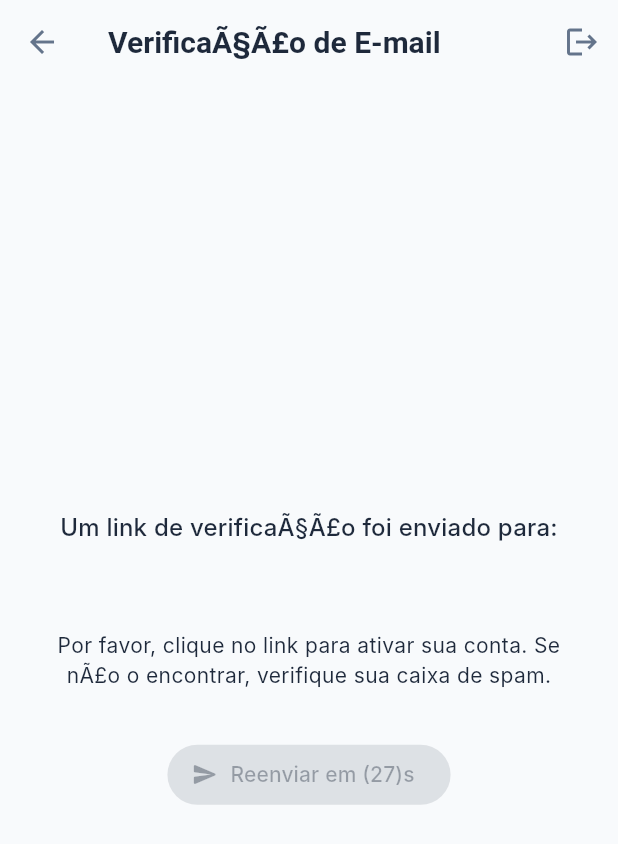
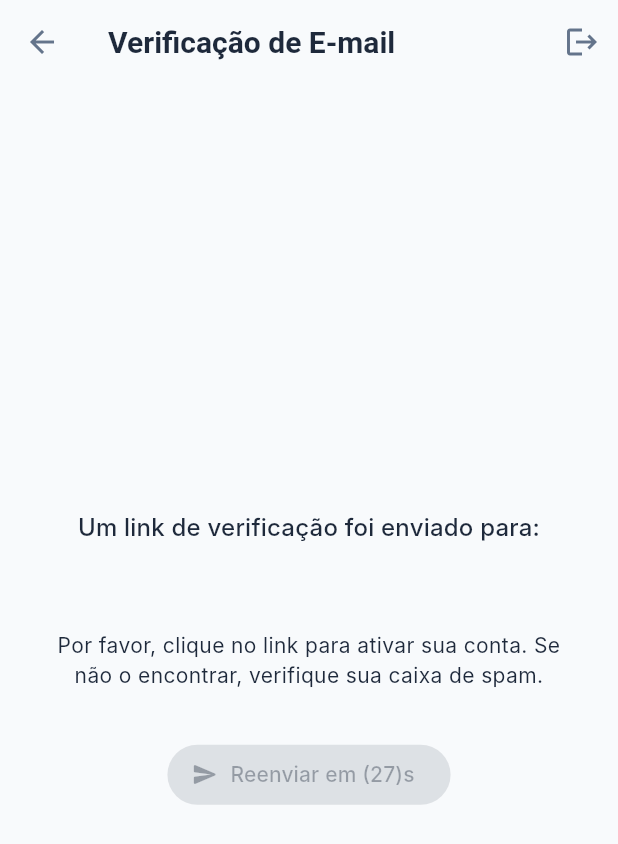
Before and after one commit to AdielsonMedeiros/controle-financeiro-flutter, a Flutter app: the VerifyEmailScreen screen opened directly, after a tap on the "logout" icon, on a phone screen of 412 x 824 dp. Shown: the top 844 px of the screen. Run offline on Flutter 3.47's test engine with Material 3 defaults, Android fonts, the light colour scheme and no system bars; our stand-ins replace cloud_firestore, csv, firebase_auth, firebase_core, fl_chart, google_sign_in and 4 more; accounts and stored records are empty; Roboto replaces fonts that are missing (Inter).

Commit message:
fix de letras bugadas resolvido

```diff
--- a/controle_financeiro_app/lib/screens/forgot_password_screen.dart
+++ b/controle_financeiro_app/lib/screens/forgot_password_screen.dart
@@ -23,9 +23,9 @@ class _ForgotPasswordScreenState extends State<ForgotPasswordScreen> {
     }
 
     setState(() => _isLoading = true);
-
     try {
-      await _authService.sendPasswordResetEmail(email: _emailController.text.trim());
+      await _authService.sendPasswordResetEmail(
+          email: _emailController.text.trim());
       _showSuccessDialog();
     } on FirebaseAuthException catch (e) {
       String message = 'Ocorreu um erro. Tente novamente.';
@@ -34,6 +34,7 @@ class _ForgotPasswordScreenState extends State<ForgotPasswordScreen> {
       } else if (e.code == 'invalid-email') {
         message = 'O formato do e-mail é inválido.';
       }
+
       _showErrorSnackbar(message);
     } catch (e) {
       _showErrorSnackbar('Ocorreu um erro inesperado.');
--- a/controle_financeiro_app/lib/screens/verify_email_screen.dart
+++ b/controle_financeiro_app/lib/screens/verify_email_screen.dart
@@ -1,7 +1,6 @@
 // lib/screens/verify_email_screen.dart
 
 import 'dart:async';
-
 import 'package:controle_financeiro_app/services/auth_service.dart';
 import 'package:firebase_auth/firebase_auth.dart';
 import 'package:flutter/material.dart';
@@ -16,7 +15,6 @@ class VerifyEmailScreen extends StatefulWidget {
 class _VerifyEmailScreenState extends State<VerifyEmailScreen> {
   Timer? _checkVerificationTimer;
   Timer? _resendCountdownTimer;
-
   bool _canResendEmail = false;
   int _countdown = 30;
 
@@ -24,10 +22,9 @@ class _VerifyEmailScreenState extends State<VerifyEmailScreen> {
   void initState() {
     super.initState();
     startResendTimer();
-
     // Inicia um timer para verificar o status do e-mail periodicamente
     _checkVerificationTimer = Timer.periodic(
-        const Duration(seconds: 3), (_) => _checkEmailVerified());
+      const Duration(seconds: 3), (_) => _checkEmailVerified());
   }
 
   @override
@@ -52,12 +49,11 @@ class _VerifyEmailScreenState extends State<VerifyEmailScreen> {
   Future<void> _checkEmailVerified() async {
     final user = FirebaseAuth.instance.currentUser;
     if (user == null) return;
-
-    await user.reload(); // Recarrega os dados do usuÃ¡rio do Firebase
+    await user.reload(); // Recarrega os dados do usuário do Firebase
     if (user.emailVerified) {
       _checkVerificationTimer?.cancel();
       _resendCountdownTimer?.cancel();
-      // O AuthGate irÃ¡ redirecionar automaticamente.
+      // O AuthGate irá redirecionar automaticamente.
     }
   }
 
@@ -66,15 +62,13 @@ class _VerifyEmailScreenState extends State<VerifyEmailScreen> {
       final user = FirebaseAuth.instance.currentUser;
       if (user != null) {
         await user.sendEmailVerification();
-
         // Reseta o timer
         setState(() => _countdown = 30);
         startResendTimer();
-
         if (mounted) {
           ScaffoldMessenger.of(context).showSnackBar(
             const SnackBar(
-              content: Text('E-mail de verificaÃ§Ã£o reenviado com sucesso!'),
+              content: Text('E-mail de verificação reenviado com sucesso!'),
               backgroundColor: Colors.green,
             ),
           );
@@ -94,7 +88,7 @@ class _VerifyEmailScreenState extends State<VerifyEmailScreen> {
     final user = FirebaseAuth.instance.currentUser;
     return Scaffold(
       appBar: AppBar(
-        title: const Text('VerificaÃ§Ã£o de E-mail'),
+        title: const Text('Verificação de E-mail'),
         actions: [
           IconButton(
             icon: const Icon(Icons.logout),
@@ -110,7 +104,7 @@ class _VerifyEmailScreenState extends State<VerifyEmailScreen> {
             mainAxisAlignment: MainAxisAlignment.center,
             children: [
               Text(
-                'Um link de verificaÃ§Ã£o foi enviado para:',
+                'Um link de verificação foi enviado para:',
                 textAlign: TextAlign.center,
                 style: Theme.of(context).textTheme.titleMedium,
               ),
@@ -122,7 +116,7 @@ class _VerifyEmailScreenState extends State<VerifyEmailScreen> {
               ),
               const SizedBox(height: 24),
               const Text(
-                'Por favor, clique no link para ativar sua conta. Se nÃ£o o encontrar, verifique sua caixa de spam.',
+                'Por favor, clique no link para ativar sua conta. Se não o encontrar, verifique sua caixa de spam.',
                 textAlign: TextAlign.center,
               ),
               const SizedBox(height: 32),
```
